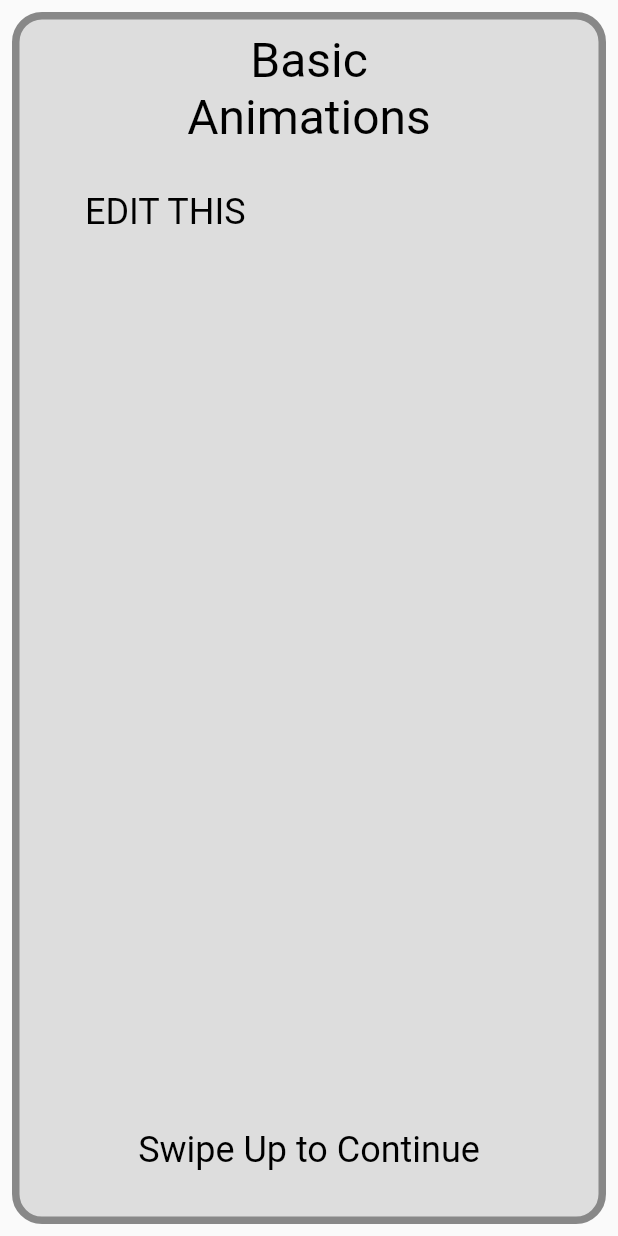
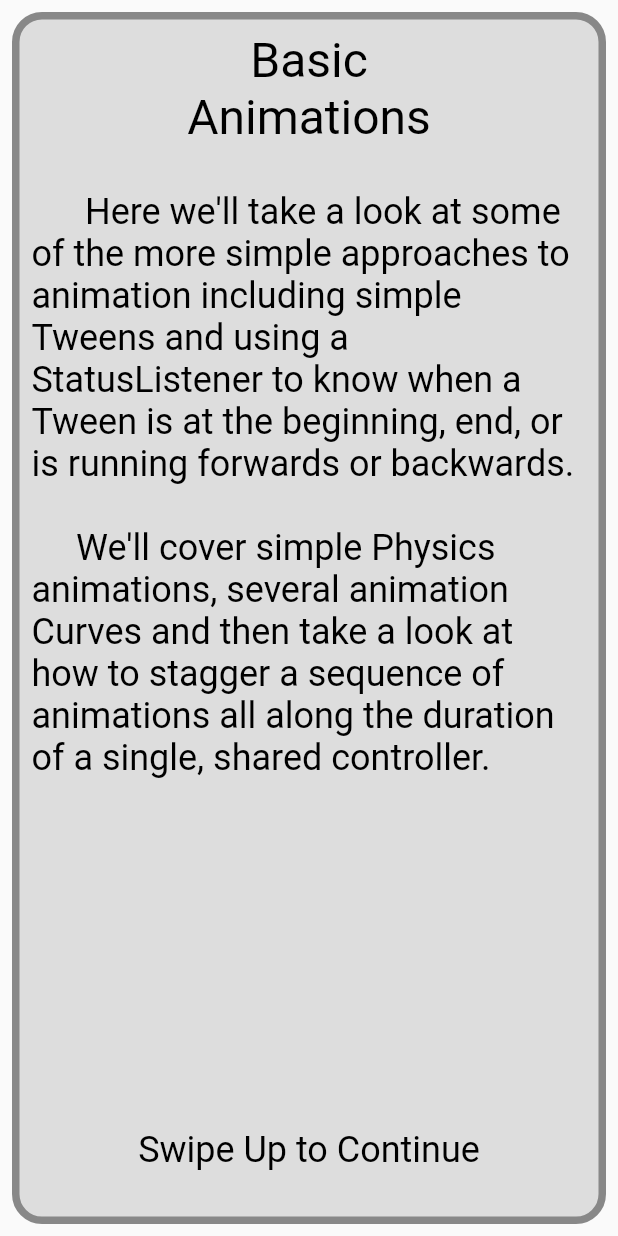
Before and after one commit to ScottS2017/Flutter_Z2P_04, a Flutter app: the BasicAnimationsWelcome widget shown alone on an empty page, opened directly, on a phone screen of 412 x 824 dp. Run offline on Flutter 3.47's test engine with Material 2 defaults, Android fonts, the phone set to English and light mode, and no system bars.

Commit message:
Basic animations welcome page done

```diff
--- a/lib/animation_examples/basics/basic_animations_welcome.dart
+++ b/lib/animation_examples/basics/basic_animations_welcome.dart
@@ -52,8 +52,14 @@ class _BasicAnimationsWelcomeState extends State<BasicAnimationsWelcome>{
               const Expanded(
                 flex: 80,
                 child:  Text(
-                  '\n      EDIT THIS',
-                  semanticsLabel: 'EDIT THIS',
+                  '\n      Here we\'ll take a look at some of the more simple '
+                    'approaches to animation including simple Tweens and '
+                    'using a StatusListener to know when a Tween is at the '
+                    'beginning, end, or is running forwards or backwards.\n\n'
+                    '     We\'ll cover simple Physics animations, several animation '
+                    'Curves and then take a look at how to stagger a sequence '
+                    'of animations all along the duration of a single, shared controller.',
+                  semanticsLabel: "Here we'll take a look at some of the more simpleapproaches to animation including simple Tweens andusing a StatusListener to know if a Tween is at the beginning, end, or is running forwards or backwards. We'll cover simple Physics animations, several animation Curves and then take a look at how to stagger a sequence of animations all along the duration of a single, shared controller.",
                   textAlign: TextAlign.left,
                   style: TextStyle(
                     fontSize: 24,
@@ -65,7 +71,7 @@ class _BasicAnimationsWelcomeState extends State<BasicAnimationsWelcome>{
                 flex: 10,
                 child: Text(
                   '\nSwipe Up to Continue\n',
-                  semanticsLabel: 'Press And Hold Anywhere to Continue',
+                  semanticsLabel: 'Swipe Up to Continue',
                   textAlign: TextAlign.center,
                   style: TextStyle(
                     fontSize: 24,
```
Also changed, not shown: lib/animation_examples/basics/basic_tween_with_status_lisener.dart (+4 -4 lines).
